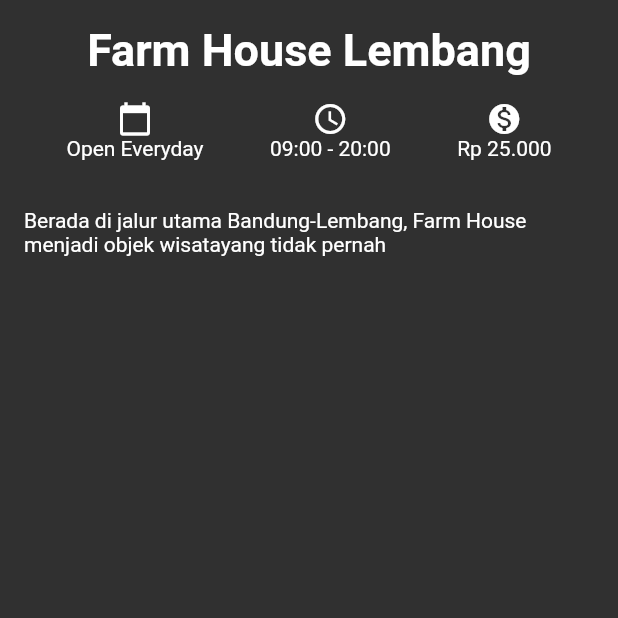
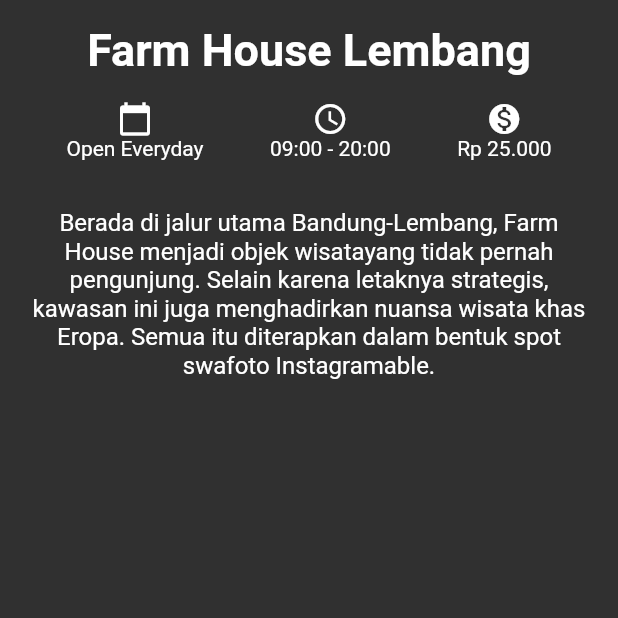
Before and after one commit to amary21/flutter_tourism, a Flutter app: the screen it shows after launch, on a phone screen of 412 x 824 dp, the top half of it. Run offline on Flutter 3.47's test engine with Material 2 defaults, Android fonts, the phone set to English and light mode, and no system bars.

Commit message:
Switching to branch detailview

```diff
--- a/lib/main.dart
+++ b/lib/main.dart
@@ -64,7 +64,9 @@ class DetailScreen extends StatelessWidget {
                 Container(
                     padding: EdgeInsets.all(16.0),
                     child: Text(
-                        'Berada di jalur utama Bandung-Lembang, Farm House menjadi objek wisatayang tidak pernah '
+                        'Berada di jalur utama Bandung-Lembang, Farm House menjadi objek wisatayang tidak pernah pengunjung. Selain karena letaknya strategis, kawasan ini juga menghadirkan nuansa wisata khas Eropa. Semua itu diterapkan dalam bentuk spot swafoto Instagramable.',
+                        textAlign: TextAlign.center,
+                        style: TextStyle(fontSize: 16.0),
                     )
                 )
             ],
```
